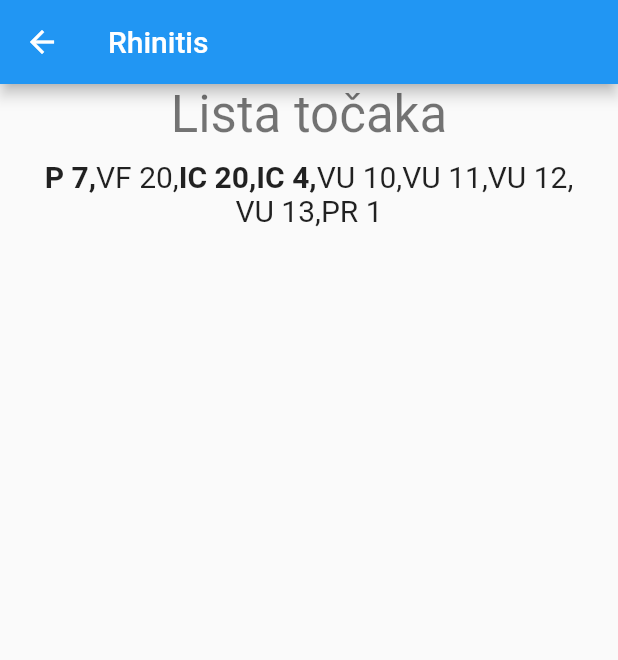
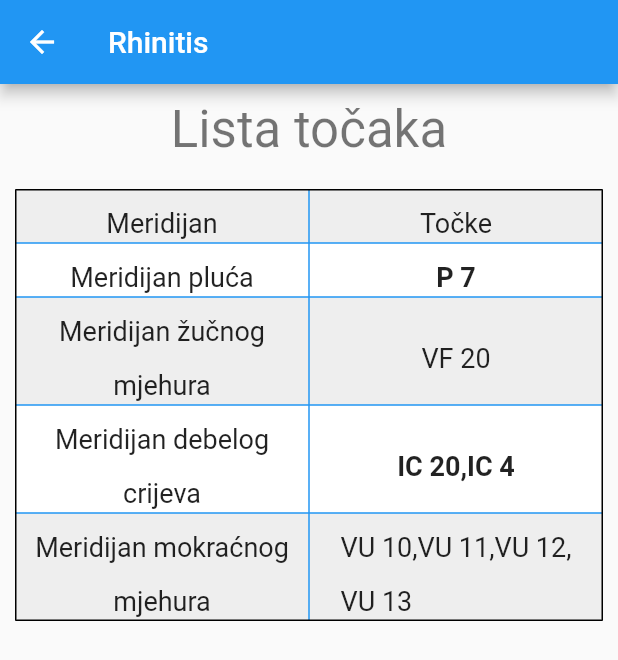
Before and after one commit to DarioSiroki/diacoder, a Flutter app: the IzborTocakaPremaPoremecaju screen opened directly, after a tap on "Rhinitis", on a phone screen of 412 x 824 dp. Shown: the top 660 px of the screen. Run offline on Flutter 3.47's test engine with Material 2 defaults, Android fonts, the phone set to English and light mode, and no system bars; statements that could not run were skipped.

Commit message:
refactor, add meridian point list

```diff
--- a/lib/components/diacoder_table.dart
+++ b/lib/components/diacoder_table.dart
@@ -6,13 +6,23 @@ class DiacoderTable extends StatelessWidget {
   DiacoderTable(this.rows);
 
   Widget _buildColumn(String text) {
+    var pcs = text.split(",");
+
     return Column(
       children: [
-        Wrap(children: [
-          Text(text,
-              textAlign: TextAlign.center,
-              style: TextStyle(height: 2, fontSize: 18))
-        ])
+        Wrap(
+            children: List.generate(
+                pcs.length,
+                (i) => Text(
+                    pcs[i].replaceAll("#", "") +
+                        (i == pcs.length - 1 ? "" : ","),
+                    textAlign: TextAlign.center,
+                    style: TextStyle(
+                        height: 2,
+                        fontSize: 18,
+                        fontWeight: pcs[i].indexOf("#") > -1
+                            ? FontWeight.bold
+                            : FontWeight.normal))))
       ],
     );
   }
--- a/lib/views/izbor_tocaka/izbor_tocaka_prema_poremecaju.dart
+++ b/lib/views/izbor_tocaka/izbor_tocaka_prema_poremecaju.dart
@@ -1,7 +1,7 @@
 import "package:flutter/material.dart";
 import 'lista_tocaka.dart';
 import '../tocke_za_organ/tocke_za_organ.dart';
-import "../vizualizacija_tocaka/vizualizacija_tocaka.dart";
+import '../lista_tocaka/lista_tocaka.dart';
 
 class IzborTocakaPremaPoremecaju extends StatefulWidget {
   @override
@@ -52,13 +52,13 @@ class _IzborTocakaPremaPoremecajuState
               itemCount: tilesToRender.length,
               itemBuilder: (BuildContext context, int i) {
                 return ListTile(
-                  subtitle: Text(tilesToRender[i].points),
+                  subtitle: Text(tilesToRender[i].points.replaceAll("#", "")),
                   title: Text(tilesToRender[i].name.capitalize()),
                   onTap: () {
                     Navigator.push(
                         context,
                         MaterialPageRoute(
-                            builder: (context) => VizualizacijaTocaka(
+                            builder: (context) => ListaTocaka(
                                 tilesToRender[i].name.capitalize(),
                                 tilesToRender[i].points)));
                     // modal(key, tockeZaPrikaz[key]);
--- /dev/null
+++ b/lib/views/lista_tocaka/lista_tocaka.dart
@@ -0,0 +1,72 @@
+import "package:flutter/material.dart";
+import '../../components/meridian_visualization/meridian_visualization.dart';
+import '../../components/meridian_visualization/dataset.dart';
+import '../../models/meridians_dataset.dart';
+import '../../components/diacoder_table.dart';
+
+class ListaTocaka extends StatelessWidget {
+  final String points;
+  final String title;
+
+  ListaTocaka(this.title, this.points);
+
+  Widget table() {
+    Map<String, List<String>> table = {};
+    final meridianDataset =
+        meridians.map((meridian) => MeridianDetails.fromJson(meridian));
+    var pts = this.points.split(",").map((t) => t.trim());
+    pts.forEach((String pt) {
+      meridianDataset.forEach((MeridianDetails meridian) {
+        meridian.points.forEach((String point) {
+          if (point == pt.replaceFirst("#", "")) {
+            if (!table.containsKey(meridian.imgName))
+              table[meridian.imgName] = [pt];
+            else
+              table[meridian.imgName].add(pt);
+          }
+        });
+      });
+    });
+    final List<List<String>> rows = [
+      ["Meridijan", "Točke"]
+    ];
+    table.forEach((key, value) {
+      rows.add([meridianNames[key], value.join(",")]);
+    });
+    return DiacoderTable(rows);
+  }
+
+  List<Widget> buildPoints(String points) {
+    List<Widget> result = [];
+    var ptArr = points.split(",");
+    for (var i = 0; i < ptArr.length; i++) {
+      var pt = ptArr[i].trim();
+      // add comma for all elements but last one
+      if (i != ptArr.length - 1) {
+        pt += ",";
+      }
+      if (pt.startsWith("#")) {
+        result.add(Text(pt.replaceFirst("#", ""),
+            style: TextStyle(fontWeight: FontWeight.bold, fontSize: 20)));
+      } else {
+        result.add(Text(pt, style: TextStyle(fontSize: 20)));
+      }
+    }
+    return result;
+  }
+
+  @override
+  Widget build(BuildContext context) {
+    return Scaffold(
+        appBar: AppBar(title: Text(this.title)),
+        body: ListView(padding: EdgeInsets.all(0), children: [
+          Padding(
+              padding: EdgeInsets.all(10),
+              child: Text("Lista točaka",
+                  textAlign: TextAlign.center,
+                  style: Theme.of(context).textTheme.headline4)),
+          table(),
+          MeridianImageList(this.points)
+        ]));
+  }
+}
--- a/lib/views/tocke_za_organ/tocke_za_organ.dart
+++ b/lib/views/tocke_za_organ/tocke_za_organ.dart
@@ -1,5 +1,5 @@
 import "package:flutter/material.dart";
-import "../vizualizacija_tocaka/vizualizacija_tocaka.dart";
+import '../lista_tocaka/lista_tocaka.dart';
 
 extension StringExtension on String {
   String capitalize() {
@@ -33,8 +33,8 @@ class TockeZaOrgan extends StatelessWidget {
                     Navigator.push(
                         context,
                         MaterialPageRoute(
-                            builder: (context) => VizualizacijaTocaka(
-                                key.capitalize(), popis[key])));
+                            builder: (context) =>
+                                ListaTocaka(key.capitalize(), popis[key])));
                   },
                 );
               })),
--- a/lib/views/vizualizacija_tocaka/vizualizacija_tocaka.dart
+++ /dev/null
@@ -1,51 +0,0 @@
-import "package:flutter/material.dart";
-import "../../components/meridian_visualization/meridian_visualization.dart";
-
-class VizualizacijaTocaka extends StatelessWidget {
-  final String tocke;
-  final String title;
-
-  VizualizacijaTocaka(this.title, this.tocke);
-
-  List<Widget> buildPoints(String points) {
-    List<Widget> result = [];
-    var ptArr = points.split(",");
-    for (var i = 0; i < ptArr.length; i++) {
-      var pt = ptArr[i].trim();
-      // add comma for all elements but last one
-      if (i != ptArr.length - 1) {
-        pt += ",";
-      }
-      if (pt.startsWith("#")) {
-        result.add(Text(pt.replaceFirst("#", ""),
-            style: TextStyle(fontWeight: FontWeight.bold, fontSize: 20)));
-      } else {
-        result.add(Text(pt, style: TextStyle(fontSize: 20)));
-      }
-    }
-    return result;
-  }
-
-  @override
-  Widget build(BuildContext context) {
-    return Scaffold(
-        appBar: AppBar(title: Text(this.title)),
-        body: ListView(padding: EdgeInsets.all(0), children: [
-          Text("Lista točaka",
-              textAlign: TextAlign.center,
-              style: Theme.of(context).textTheme.headline4),
-          Padding(
-              padding: EdgeInsets.all(10),
-              child: Wrap(
-                children: [...buildPoints(this.tocke)],
-                alignment: WrapAlignment.center,
-              )),
-          MeridianImageList(this.tocke)
-        ]));
-    // Container(
-    //     margin: EdgeInsets.all(10),
-    //     child: Wrap(
-    //       children: [...buildPoints(this.tocke), this.slike],
-    //     )));
-  }
-}
```
